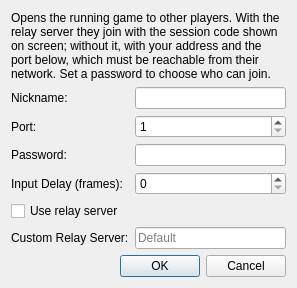
Qt form src/riverhorse-qt/netplaycreatesessiondialog.ui (thenotoriousfox/riverhorse) before a commit.
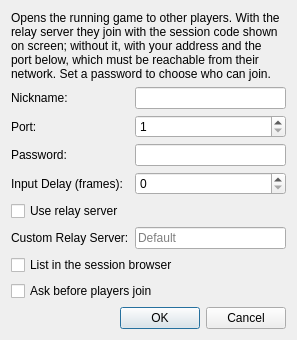
The same form after that commit.

Commit message:
List hosted sessions on the relay and let hosts approve joins
Hosts publish a short listing (versions, players, nickname, game) to the relay, which answers padded list requests one page at a time; the join dialog and Big Picture show the sessions this version can join. Hosts can ask to accept each join request; a declined player is told so, and joiners wait longer while the host decides.

Diff of the .ui file:
```diff
--- a/src/riverhorse-qt/netplaycreatesessiondialog.ui
+++ b/src/riverhorse-qt/netplaycreatesessiondialog.ui
@@ -93,6 +93,26 @@
        </property>
       </widget>
      </item>
+     <item row="7" column="0" colspan="2">
+      <widget class="QCheckBox" name="confirmJoins">
+       <property name="text">
+        <string>Ask before players join</string>
+       </property>
+       <property name="toolTip">
+        <string>Shows each join request so you can accept or decline it. Unchecked, anyone with the code, or who finds the session in the list, joins straight away.</string>
+       </property>
+      </widget>
+     </item>
+     <item row="6" column="0" colspan="2">
+      <widget class="QCheckBox" name="listSession">
+       <property name="text">
+        <string>List in the session browser</string>
+       </property>
+       <property name="toolTip">
+        <string>Shows this session, your nickname and the game to everyone browsing open sessions, so they can join without a code.</string>
+       </property>
+      </widget>
+     </item>
      <item row="5" column="0">
       <widget class="QLabel" name="relayServerLabel">
        <property name="text">
```
The commit also changes 12 other files.
